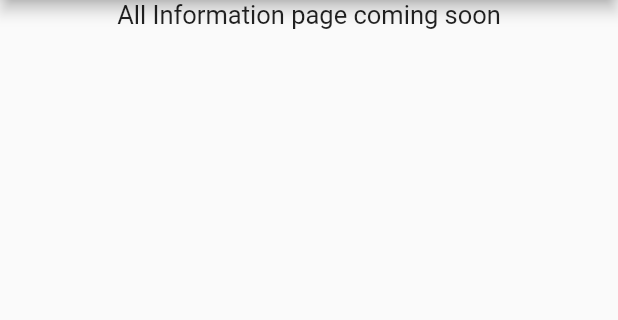
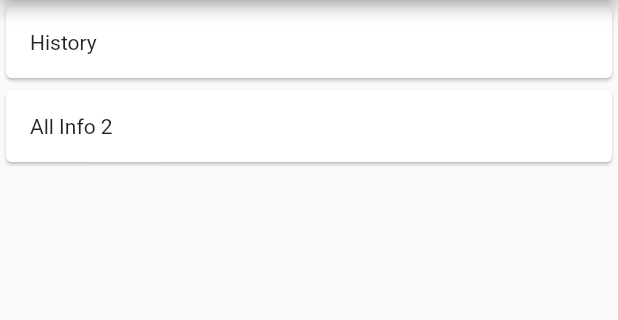
Before and after one commit to GregorMc/Glasgow-Necropolis-Mobile-Tour, a Flutter app: the AllInfo screen opened directly, on a phone screen of 412 x 824 dp, the part 84-404 px from its top. Run offline on Flutter 3.47's test engine with Material 2 defaults, Android fonts, the phone set to English and light mode, and no system bars; our stand-ins replace flutter_compass, flutter_map, geolocator, latlong, permission_handler; missing offline and left inert: app_settings.

Commit message:
History page added to All Information.

```diff
--- a/lib/allInfo.dart
+++ /dev/null
@@ -1,33 +0,0 @@
-import 'package:flutter/material.dart';
-import 'package:glasgow_necropolis_tour/controllers/drawer.dart';
-
-class AllInfo extends StatelessWidget {
-  @override
-  Widget build(BuildContext context) {
-    return Scaffold(
-      drawer: new DrawerOnly(),
-      appBar: AppBar(
-        title: Text(
-          "All Information",
-          style: TextStyle(fontSize: 14, fontWeight: FontWeight.bold),
-        ),
-      ),
-      body: Center(
-        child: Column(
-          children: <Widget>[
-            new Expanded(
-                flex: 1,
-                child: new SingleChildScrollView(
-                  child: Text(
-                    "All Information page coming soon",
-                    style: TextStyle(fontSize: 17),
-                    textAlign: TextAlign.center,
-                  ),
-                )),
-
-          ],
-        ),
-      ),
-    );
-  }
-}
--- /dev/null
+++ b/lib/all_info/all_info_menu.dart
@@ -0,0 +1,48 @@
+import 'package:flutter/material.dart';
+import 'package:glasgow_necropolis_tour/all_info/history.dart';
+import 'package:glasgow_necropolis_tour/controllers/drawer.dart';
+
+class AllInfo extends StatelessWidget {
+  @override
+  Widget build(BuildContext context) {
+    return Scaffold(
+      drawer: new DrawerOnly(),
+      appBar: AppBar(
+        title: Text(
+          "All Information",
+          style: TextStyle(fontSize: 14, fontWeight: FontWeight.bold),
+        ),
+      ),
+
+      body: ListView(
+        children: <Widget>[
+
+          GestureDetector(
+            child: Card(
+              child: Padding(
+                padding: const EdgeInsets.all(16.0),
+                child: Text(
+                    "History"
+                ),
+              ),
+            ),
+            onTap: () {
+              Navigator.push(context, MaterialPageRoute(builder: (context) => History()));
+            },
+          ),
+
+          Card(
+            child: Padding(
+              padding: const EdgeInsets.all(16.0),
+              child: Text(
+                  "All Info 2"
+              ),
+            ),
+          ),
+
+        ],
+      ),
+
+    );
+  }
+}
--- a/lib/controllers/drawer.dart
+++ b/lib/controllers/drawer.dart
@@ -1,5 +1,5 @@
 import 'package:flutter/material.dart';
-import 'package:glasgow_necropolis_tour/allInfo.dart';
+import 'package:glasgow_necropolis_tour/all_info/all_info_menu.dart';
 import 'package:glasgow_necropolis_tour/getting_there.dart';
 import 'package:glasgow_necropolis_tour/tour pages/tour_pages_export.dart';
 import 'package:glasgow_necropolis_tour/map.dart';
--- a/lib/tour pages/page0.dart
+++ b/lib/tour pages/page0.dart
@@ -17,6 +17,7 @@ class Page0 extends StatelessWidget {
         ),
         actions: <Widget>[
           MapIconButton(),
+          BackIconButton(),
         ],
       ),
       body: Center(
--- a/lib/tour pages/page1.dart
+++ b/lib/tour pages/page1.dart
@@ -31,7 +31,8 @@ class Page1 extends StatelessWidget {
                     style: TextStyle(fontSize: 17),
                     textAlign: TextAlign.center,
                   ),
-                )),
+                )
+            ),
             BottomAppBar(
               child: Row(
                 mainAxisSize: MainAxisSize.max,
```
Also changed, not shown: lib/all_info/history.dart (added, +101 -0 lines), lib/controllers/expand_text.dart (+4 -7 lines), lib/getting_there.dart (+6 -5 lines).
